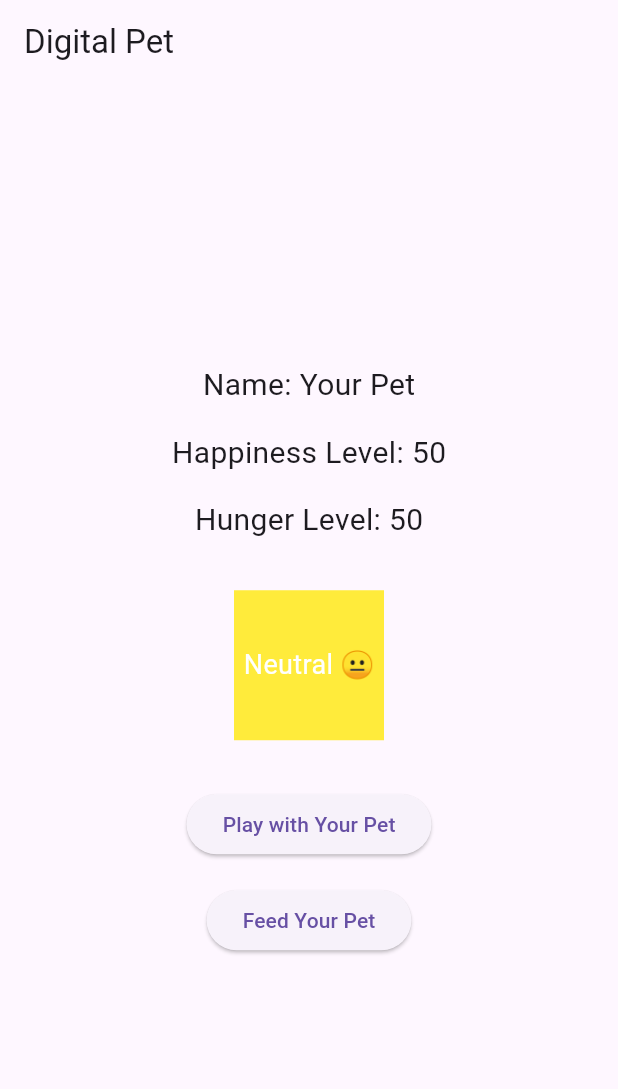
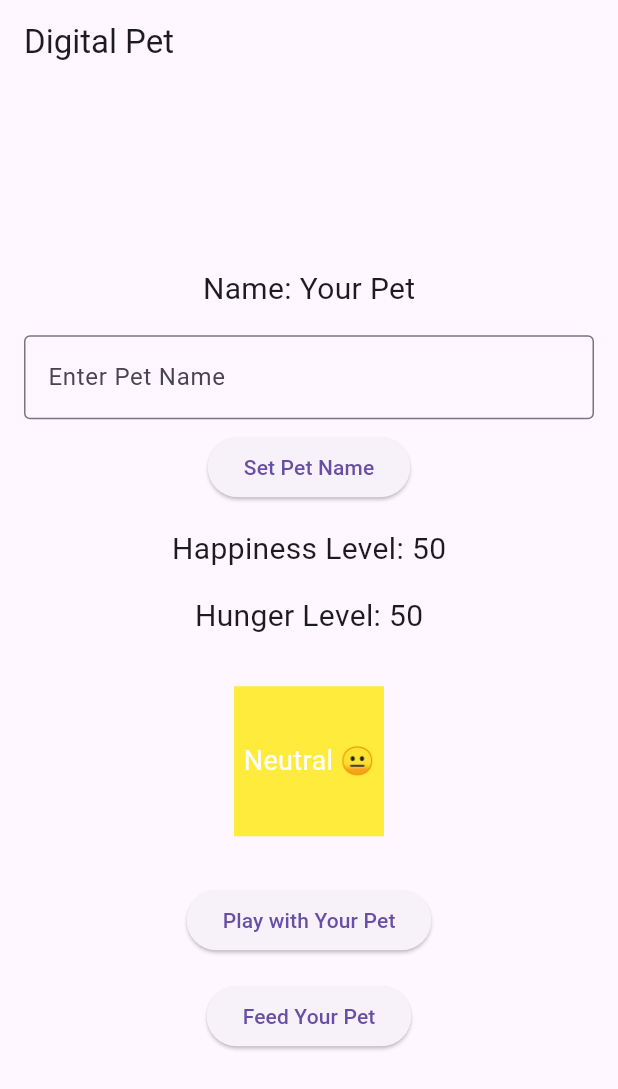
Before and after one commit to etheetla1/cw3, a Flutter app: the screen it shows after launch, on a phone screen of 412 x 824 dp. Shown: the top 1089 px of the screen. Run offline on Flutter 3.47's test engine with Material 3 defaults, Android fonts, the phone set to English and light mode, and no system bars.

Commit message:
changed code

```diff
--- a/lib/main.dart
+++ b/lib/main.dart
@@ -16,6 +16,7 @@ class _DigitalPetAppState extends State<DigitalPetApp> {
   int hungerLevel = 50;
 
   Timer? _hungerTimer;
+  final TextEditingController _nameController = TextEditingController();
 
   @override
   void initState() {
@@ -26,6 +27,7 @@ class _DigitalPetAppState extends State<DigitalPetApp> {
   @override
   void dispose() {
     _hungerTimer?.cancel();
+    _nameController.dispose(); // Dispose the controller when the widget is disposed
     super.dispose();
   }
 
@@ -70,6 +72,12 @@ class _DigitalPetAppState extends State<DigitalPetApp> {
     }
   }
 
+  void _setName() {
+    setState(() {
+      petName = _nameController.text;
+    });
+  }
+
   Color _getPetColor() {
     if (happinessLevel > 70) {
       return Colors.green;
@@ -97,12 +105,29 @@ class _DigitalPetAppState extends State<DigitalPetApp> {
         title: Text('Digital Pet'),
       ),
       body: Center(
+        child: SingleChildScrollView(
           child: Column(
             mainAxisAlignment: MainAxisAlignment.center,
             children: <Widget>[
               Text(
                 'Name: $petName',
                 style: TextStyle(fontSize: 20.0),
+              ),
+              SizedBox(height: 16.0),
+              Padding(
+                padding: EdgeInsets.symmetric(horizontal: 16.0),
+                child: TextField(
+                  controller: _nameController,
+                  decoration: InputDecoration(
+                    labelText: "Enter Pet Name",
+                    border: OutlineInputBorder(),
+                  ),
+                ),
+              ),
+              SizedBox(height: 8.0),
+              ElevatedButton(
+                onPressed: _setName,
+                child: Text('Set Pet Name'),
               ),
               SizedBox(height: 16.0),
               Text(
@@ -139,6 +164,7 @@ class _DigitalPetAppState extends State<DigitalPetApp> {
             ],
           ),
         ),
+      ),
     );
   }
 }
```
Lines whose indentation alone changed are shown as unchanged.
